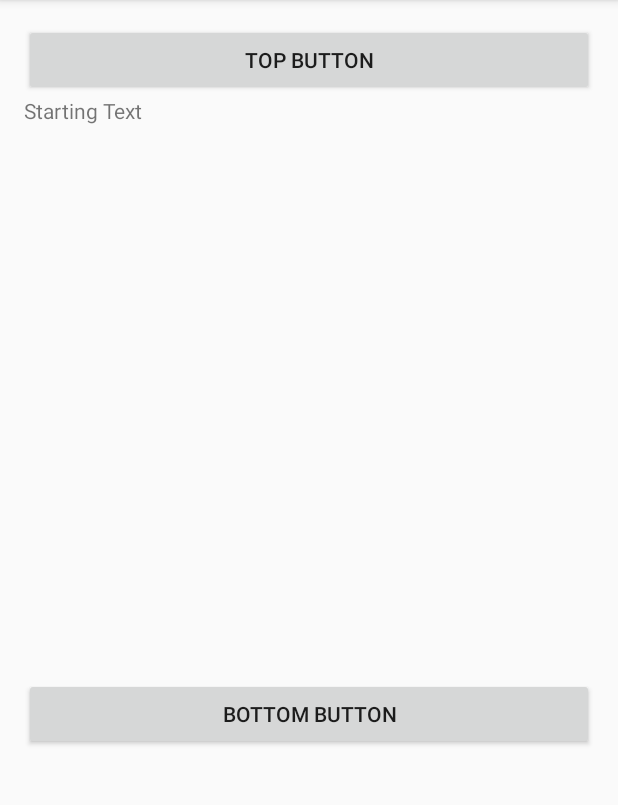
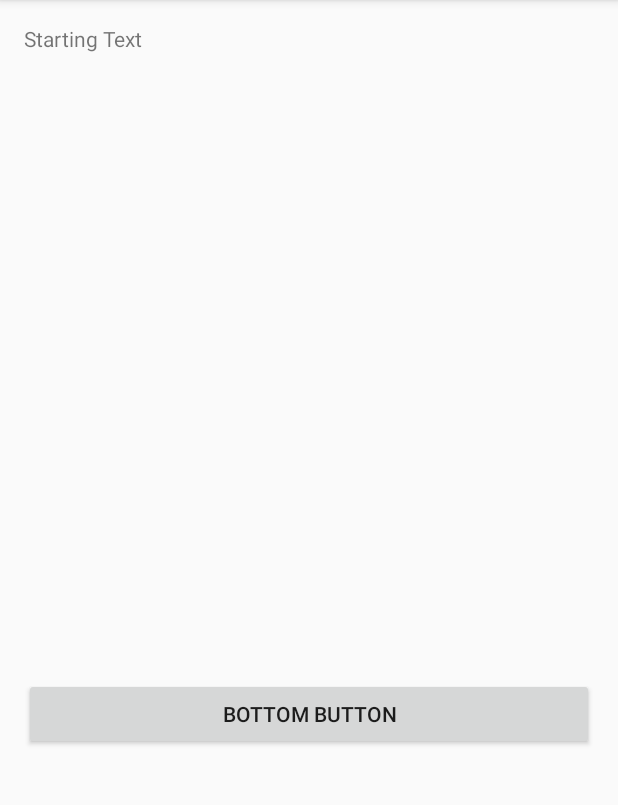
Before and after one commit to Zhouball/Simply-English, an Android app: the screen it shows after launch (MainActivity), on a phone screen of 412 x 824 dp, the part 84-889 px from its top. Run offline under Robolectric (Android 15) with nearby library versions, the phone set to English and light mode, and no system bars.

Commit message:
Removed extra assets

```diff
--- a/app/src/main/java/com/c0xif/simplyenglish/SpeechToTextFragment.java
+++ b/app/src/main/java/com/c0xif/simplyenglish/SpeechToTextFragment.java
@@ -10,6 +10,8 @@ import android.widget.TextView;
 
 public class SpeechToTextFragment extends Fragment {
 
+    TextView tv;
+
     public static SpeechToTextFragment newInstance() {
         return new SpeechToTextFragment();
     }
@@ -20,7 +22,14 @@ public class SpeechToTextFragment extends Fragment {
     @Nullable
     @Override
     public View onCreateView(LayoutInflater inflater, ViewGroup container, Bundle savedInstanceState) {
-        return inflater.inflate(R.layout.fragment_speech_to_text, container, false);
+        View v = inflater.inflate(R.layout.fragment_speech_to_text, container, false);
+        tv = (TextView)v.findViewById(R.id.speech2textBox);
+        return v;
+    }
+
+    public boolean addText(String s) {
+        tv.setText(tv.getText() + s);
+        return true;
     }
 
 }
--- a/app/src/main/res/layout/fragment_speech_to_text.xml
+++ b/app/src/main/res/layout/fragment_speech_to_text.xml
@@ -3,17 +3,9 @@
     android:orientation="vertical" android:layout_width="match_parent"
     android:layout_height="match_parent">
 
-    <Button
-        android:text="Top Button"
-        android:layout_width="match_parent"
-        android:layout_height="wrap_content"
-        android:id="@+id/button2"
-        android:clickable="true"
-        android:onClick="buttonClick"/>
-
     <TextView
         android:text="Starting Text"
         android:layout_width="match_parent"
         android:layout_height="wrap_content"
-        android:id="@+id/textView" />
+        android:id="@+id/speech2textBox" />
 </LinearLayout>
```
Also changed, not shown: 8 other files.
